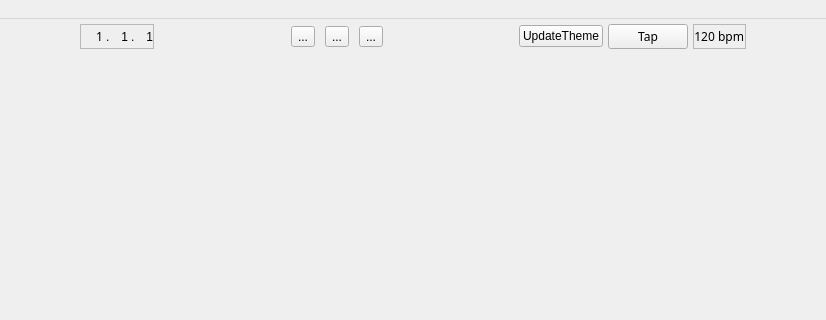
Above: src/mainwindow.ui from tom-23/Horizon before the change; both pictures show x 302 to 1128 and y 0 to 320 of the 1280 by 800 pixel window. Below: the same form after it.
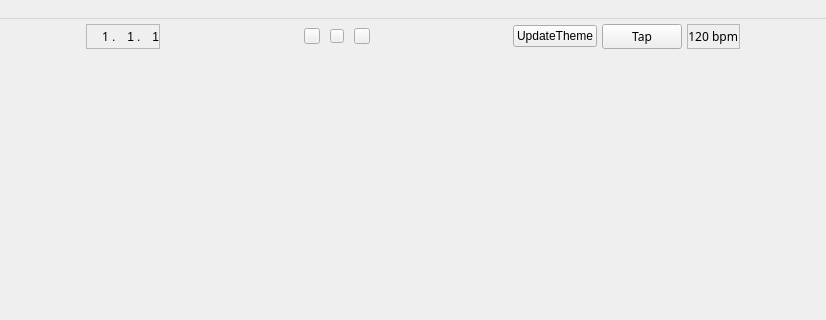
That is the form after the change. Icons and pictures are not drawn.

Patch:
```diff
--- a/src/mainwindow.ui
+++ b/src/mainwindow.ui
@@ -263,51 +263,57 @@
          </property>
          <item>
           <widget class="QToolButton" name="playButton">
+           <property name="minimumSize">
+            <size>
+             <width>16</width>
+             <height>16</height>
+            </size>
+           </property>
            <property name="text">
-            <string>...</string>
-           </property>
-           <property name="icon">
-            <iconset resource="../assets/resources.qrc">
-             <normaloff>:/svg/svg/play.svg</normaloff>:/svg/svg/play.svg</iconset>
+            <string/>
            </property>
            <property name="iconSize">
             <size>
-             <width>13</width>
-             <height>13</height>
+             <width>0</width>
+             <height>0</height>
             </size>
            </property>
           </widget>
          </item>
          <item>
           <widget class="QToolButton" name="stopButton">
+           <property name="minimumSize">
+            <size>
+             <width>14</width>
+             <height>14</height>
+            </size>
+           </property>
            <property name="text">
-            <string>...</string>
-           </property>
-           <property name="icon">
-            <iconset resource="../assets/resources.qrc">
-             <normaloff>:/svg/svg/stop.svg</normaloff>:/svg/svg/stop.svg</iconset>
+            <string/>
            </property>
            <property name="iconSize">
             <size>
-             <width>13</width>
-             <height>13</height>
+             <width>0</width>
+             <height>0</height>
             </size>
            </property>
           </widget>
          </item>
          <item>
           <widget class="QToolButton" name="recordButton">
+           <property name="minimumSize">
+            <size>
+             <width>16</width>
+             <height>16</height>
+            </size>
+           </property>
            <property name="text">
-            <string>...</string>
-           </property>
-           <property name="icon">
-            <iconset resource="../assets/resources.qrc">
-             <normaloff>:/svg/svg/record.svg</normaloff>:/svg/svg/record.svg</iconset>
+            <string/>
            </property>
            <property name="iconSize">
             <size>
-             <width>13</width>
-             <height>13</height>
+             <width>0</width>
+             <height>0</height>
             </size>
            </property>
           </widget>
```
